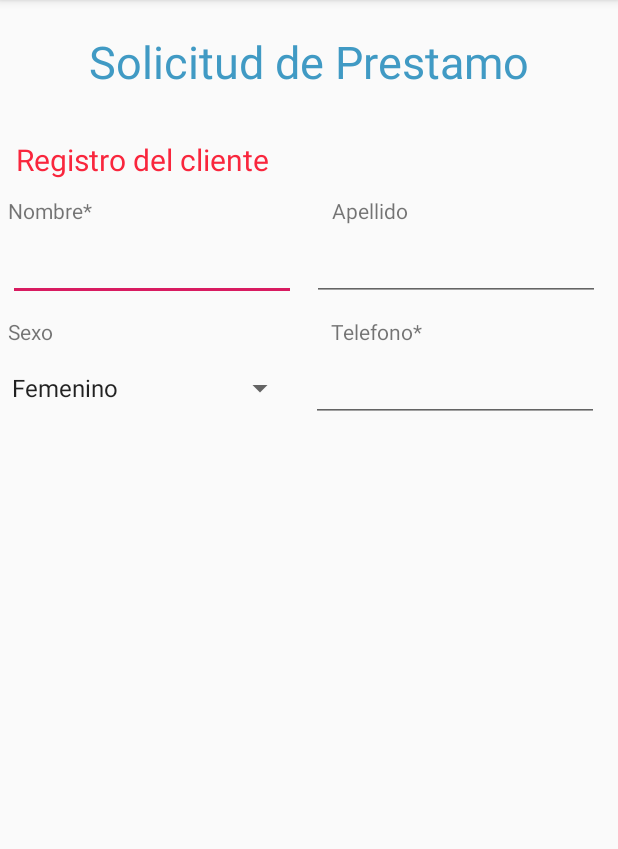
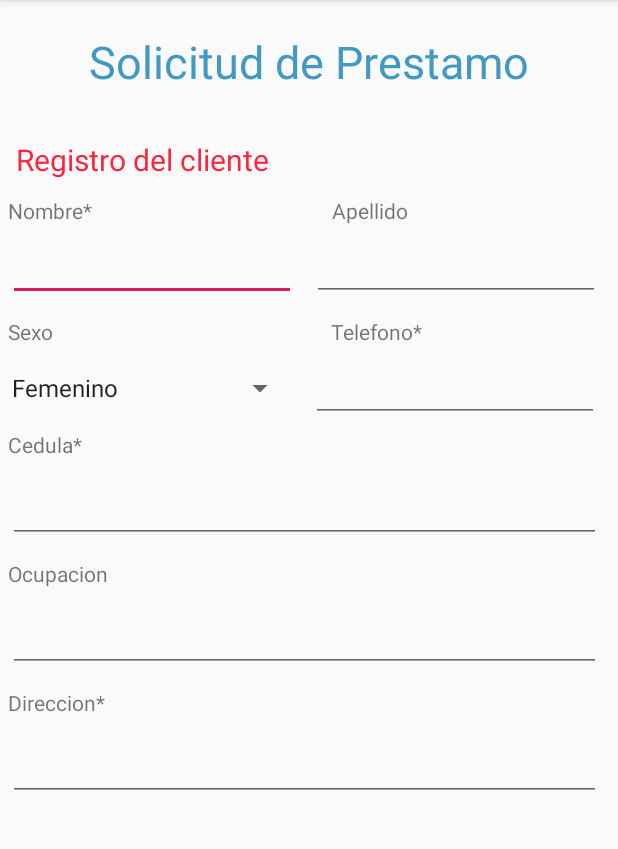
Before and after one commit to Daybeling/SolicitudPrestamo, an Android app: the screen it shows after launch (MainActivity), on a phone screen of 412 x 824 dp, the part 84-933 px from its top. Run offline under Robolectric (Android 15) with nearby library versions, the phone set to English and light mode, and no system bars.

Commit message:
Creando campos

```diff
--- a/app/src/main/res/layout/activity_main.xml
+++ b/app/src/main/res/layout/activity_main.xml
@@ -114,6 +114,54 @@
             android:inputType="phone" />
     </LinearLayout>
 
+    <TextView
+        android:id="@+id/Cedula"
+        android:layout_width="wrap_content"
+        android:layout_height="wrap_content"
+        android:text="Cedula*"
+        android:layout_margin="5dp"/>
+
+    <EditText
+        android:id="@+id/editTextCedula"
+        android:layout_width="395dp"
+        android:layout_height="wrap_content"
+        android:layout_margin="5dp"
+        android:ems="10"
+        android:inputType="textPersonName"
+        android:text="" />
+
+
+    <TextView
+        android:id="@+id/Ocupacion"
+        android:layout_width="wrap_content"
+        android:layout_height="wrap_content"
+        android:text="Ocupacion"
+        android:layout_margin="5dp"/>
+
+    <EditText
+        android:id="@+id/editTextOcupacion"
+        android:layout_width="395dp"
+        android:layout_height="wrap_content"
+        android:layout_margin="5dp"
+        android:ems="10"
+        android:inputType="textPersonName"
+        android:text="" />
+
+    <TextView
+        android:id="@+id/Direccion"
+        android:layout_width="wrap_content"
+        android:layout_height="wrap_content"
+        android:text="Direccion*"
+        android:layout_margin="5dp"/>
+
+    <EditText
+        android:id="@+id/editTextDireccion"
+        android:layout_width="395dp"
+        android:layout_height="wrap_content"
+        android:layout_margin="5dp"
+        android:ems="10"
+        android:inputType="textPersonName"
+        android:text="" />
 
 
 
```
